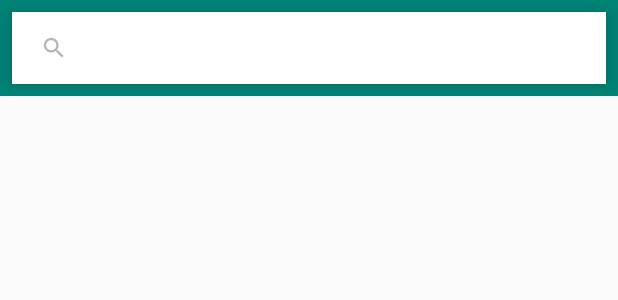
After one commit to codeteo/AssignmentAthl, an Android app: the layout activity_main.xml on its own in the app's theme, with its tools: preview values and no code run, on a phone screen of 412 x 824 dp. The commit adds this screen. Shown: the top 300 px of the screen. Run offline under Robolectric (Android 15) with nearby library versions, the light colour scheme and no system bars.

Commit message:
Adds MainActivity and helpers for transitions

```diff
--- a/app/build.gradle
+++ b/app/build.gradle
@@ -49,6 +49,9 @@ dependencies {
     androidTestImplementation 'com.android.support.test:runner:1.0.2'
     androidTestImplementation 'com.android.support.test.espresso:espresso-core:3.0.2'
 
+    // Animations
+    implementation libs.transitionsSupport
+
     // Dagger core
     annotationProcessor libs.daggerVersion
     implementation libs.daggerAnnotationVersion
--- a/app/src/main/AndroidManifest.xml
+++ b/app/src/main/AndroidManifest.xml
@@ -15,13 +15,15 @@
         android:supportsRtl="true"
         android:theme="@style/AppTheme"
         tools:ignore="AllowBackup,GoogleAppIndexingWarning">
-        <activity android:name=".features.search.SearchActivity">
+        <activity android:name=".features.main.MainActivity">
             <intent-filter>
                 <action android:name="android.intent.action.MAIN" />
 
                 <category android:name="android.intent.category.LAUNCHER" />
             </intent-filter>
         </activity>
+
+        <activity android:name=".features.search.SearchActivity" />
     </application>
 
 </manifest>
--- /dev/null
+++ b/app/src/main/java/com/assignment/teo/features/main/views/SimpleToolbar.java
@@ -0,0 +1,20 @@
+package com.assignment.teo.features.main.views;
+
+import android.content.Context;
+import android.util.AttributeSet;
+
+import com.assignment.teo.R;
+import com.assignment.teo.widgets.TransformingToolbar;
+
+/**
+ * A white Toolbar with a Search icon as Up.
+ */
+
+public class SimpleToolbar extends TransformingToolbar {
+
+    public SimpleToolbar(Context context, AttributeSet attrs) {
+        super(context, attrs);
+        setBackgroundColor(context.getResources().getColor(android.R.color.white));
+        setNavigationIcon(R.drawable.ic_action_search);
+    }
+}
--- /dev/null
+++ b/app/src/main/java/com/assignment/teo/widgets/TransformingToolbar.java
@@ -0,0 +1,34 @@
+package com.assignment.teo.widgets;
+
+import android.content.Context;
+import android.support.v7.widget.Toolbar;
+import android.util.AttributeSet;
+
+/**
+ * A Toolbar that knows how to hide and show its children.
+ */
+public class TransformingToolbar extends Toolbar {
+
+    public TransformingToolbar(Context context, AttributeSet attrs) {
+        super(context, attrs);
+    }
+
+    /**
+     * Sets the Visibility of all children to GONE
+     */
+    public void hideContent() {
+        for (int i = 0; i < getChildCount(); i++) {
+            getChildAt(i).setVisibility(GONE);
+        }
+    }
+
+    /**
+     * Sets the Visibility of all children to VISIBLE
+     */
+    public void showContent() {
+        for (int i = 0; i < getChildCount(); i++) {
+            getChildAt(i).setVisibility(VISIBLE);
+        }
+    }
+
+}
--- /dev/null
+++ b/app/src/main/res/layout/activity_main.xml
@@ -0,0 +1,25 @@
+<?xml version="1.0" encoding="utf-8"?>
+<LinearLayout xmlns:android="http://schemas.android.com/apk/res/android"
+    android:layout_width="match_parent"
+    android:layout_height="match_parent"
+    xmlns:app="http://schemas.android.com/apk/res-auto"
+    android:orientation="vertical">
+
+    <FrameLayout
+        android:id="@+id/main_holder"
+        android:layout_width="match_parent"
+        android:layout_height="@dimen/toolbar_height"
+        android:background="?colorPrimary">
+
+        <com.assignment.teo.features.main.views.SimpleToolbar
+            android:id="@+id/main_toolbar"
+            app:titleTextAppearance="@style/Toolbar.TitleText"
+            android:layout_width="match_parent"
+            android:layout_height="match_parent"
+            android:layout_gravity="center"
+            android:layout_margin="@dimen/toolbar_margin"
+            android:elevation="8dp" />
+
+    </FrameLayout>
+
+</LinearLayout>
--- /dev/null
+++ b/app/src/main/res/values/dimens.xml
@@ -0,0 +1,5 @@
+<?xml version="1.0" encoding="utf-8"?>
+<resources>
+    <dimen name="toolbar_height">64dp</dimen>
+    <dimen name="toolbar_margin">8dp</dimen>
+</resources>
--- a/app/src/main/res/values/styles.xml
+++ b/app/src/main/res/values/styles.xml
@@ -1,11 +1,16 @@
 <resources>
 
     <!-- Base application theme. -->
-    <style name="AppTheme" parent="Theme.AppCompat.Light.DarkActionBar">
+    <style name="AppTheme" parent="Theme.AppCompat.Light.NoActionBar">
         <!-- Customize your theme here. -->
         <item name="colorPrimary">@color/colorPrimary</item>
         <item name="colorPrimaryDark">@color/colorPrimaryDark</item>
         <item name="colorAccent">@color/colorAccent</item>
     </style>
 
+    <style name="Toolbar.TitleText" parent="TextAppearance.Widget.AppCompat.Toolbar.Title">
+        <item name="android:textSize">16sp</item>
+        <item name="android:textColor">#a0000000</item>
+    </style>
+
 </resources>
--- a/build.gradle
+++ b/build.gradle
@@ -36,7 +36,10 @@ buildscript {
                 constraintLayout       : "com.android.support.constraint:constraint-layout:1.0.2",
                 recyclerView           : "com.android.support:recyclerview-v7:$supportLibrary",
                 picasso                : "com.squareup.picasso:picasso:2.5.2",
-                palette                : "com.android.support:palette-v7:$supportLibrary"
+                palette                : "com.android.support:palette-v7:$supportLibrary",
+
+                // Animations
+                transitionsSupport      : "com.android.support:transition:$supportLibrary"
 
         ]
     }
```
Also changed, not shown: app/src/main/java/com/assignment/teo/features/main/MainActivity.java (added, +20 -0 lines), app/src/main/java/com/assignment/teo/widgets/transitions/FadeInTransition.java (added, +22 -0 lines), app/src/main/java/com/assignment/teo/widgets/transitions/FadeOutTransition.java (added, +26 -0 lines), app/src/main/java/com/assignment/teo/widgets/transitions/SimpleTransitionListener.java (added, +31 -0 lines), app/src/main/res/drawable-hdpi/ic_action_search.png (added), app/src/main/res/drawable-mdpi/ic_action_search.png (added), app/src/main/res/drawable-xhdpi/ic_action_search.png (added), app/src/main/res/drawable-xxhdpi/ic_action_search.png (added), app/src/main/res/drawable-xxxhdpi/ic_action_search.png (added).
